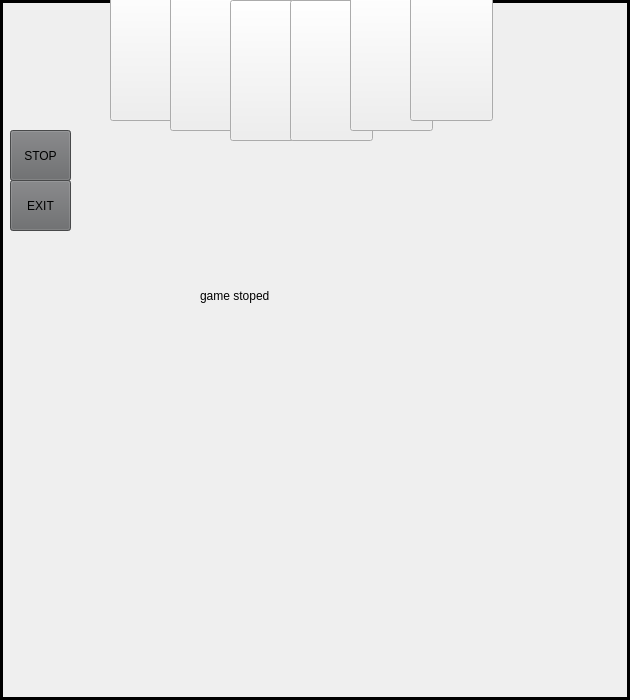
Before: the Qt Designer form SkullKing/client.ui in faezehghiasi/SkullKing_Game, drawn with Qt 5.
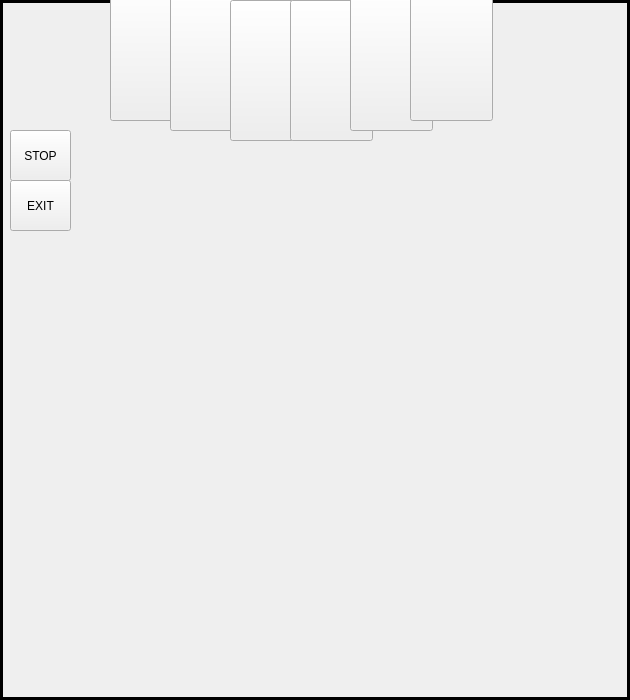
After: the same form once the commit is applied. Icons and pictures are not drawn.

What changed in the file:
```diff
--- a/SkullKing/client.ui
+++ b/SkullKing/client.ui
@@ -27,34 +27,7 @@
      </rect>
     </property>
     <property name="styleSheet">
-     <string notr="true">QPushButton#pushButton_8{ 
-background-color: rgb(101, 102, 104);
-color: rgb(0, 0, 0);
-font: 600 10pt &quot;Sitka Small Semibold&quot;;
-}
-QPushButton#pushButton_8:hover{ 
-color:rgba(155,168,182,210)
-}
-QPushButton#pushButton_8:pressed{ 
-padding-left:5px;
-padding-top:5px;
-color:rgba(115 ,128,142,210);
-}
-
-QPushButton#pushButton_7{ 
-background-color: rgb(101, 102, 104);
-color: rgb(0, 0, 0);
-font: 600 10pt &quot;Sitka Small Semibold&quot;;
-}
-QPushButton#pushButton_7:hover{ 
-color:rgba(155,168,182,210)
-}
-QPushButton#pushButton_7:pressed{ 
-padding-left:5px;
-padding-top:5px;
-color:rgba(115 ,128,142,210);
-}
-</string>
+     <string notr="true"/>
     </property>
     <widget class="QLabel" name="label">
      <property name="geometry">
@@ -238,21 +211,44 @@
       <string>EXIT</string>
      </property>
     </widget>
-    <widget class="QLabel" name="label_2">
+    <widget class="QWidget" name="widget_2" native="true">
      <property name="geometry">
       <rect>
-       <x>200</x>
-       <y>270</y>
-       <width>221</width>
-       <height>51</height>
+       <x>0</x>
+       <y>0</y>
+       <width>630</width>
+       <height>700</height>
       </rect>
      </property>
      <property name="styleSheet">
-      <string notr="true">color: rgb(0, 0, 0);
-font: 18pt &quot;Snap ITC&quot;;</string>
-     </property>
-     <property name="text">
-      <string>game stoped</string>
+      <string notr="true">QPushButton#pushButton_8{ 
+background-color: rgb(101, 102, 104);
+color: rgb(0, 0, 0);
+font: 600 10pt &quot;Sitka Small Semibold&quot;;
+}
+QPushButton#pushButton_8:hover{ 
+color:rgba(155,168,182,210)
+}
+QPushButton#pushButton_8:pressed{ 
+padding-left:5px;
+padding-top:5px;
+color:rgba(115 ,128,142,210);
+}
+
+QPushButton#pushButton_7{ 
+background-color: rgb(101, 102, 104);
+color: rgb(0, 0, 0);
+font: 600 10pt &quot;Sitka Small Semibold&quot;;
+}
+QPushButton#pushButton_7:hover{ 
+color:rgba(155,168,182,210)
+}
+QPushButton#pushButton_7:pressed{ 
+padding-left:5px;
+padding-top:5px;
+color:rgba(115 ,128,142,210);
+}
+</string>
      </property>
     </widget>
     <zorder>label</zorder>
```
Left out of the diff: 2 changed lines with no effect on the pictures.
